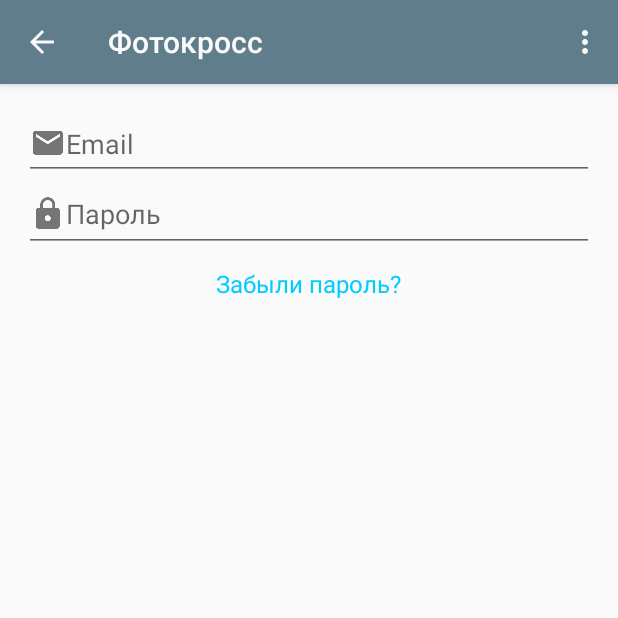
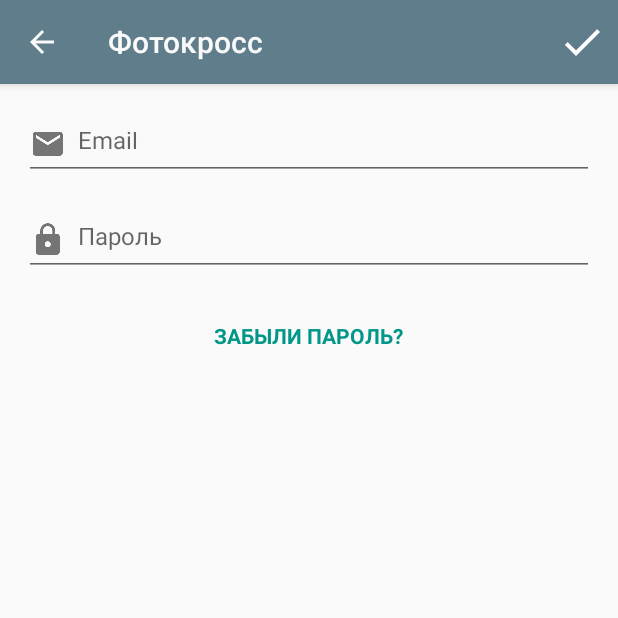
Before and after one commit to yankovskiy/PhotohuntAndroid, an Android app: the screen it shows after launch (MainActivity), after a tap on "ВОЙТИ", on a phone screen of 412 x 824 dp, the top half of it. Run offline under Robolectric (Android 15) with nearby library versions, the phone set to English and light mode, and no system bars; libraries missing offline, so code that uses them is left out: retrofit.client.

Commit message:
Изменение окна входа и регистрации

```diff
--- a/photoHuntAndroid/src/main/java/ru/neverdark/photohunt/fragments/LoginUserFragment.java
+++ b/photoHuntAndroid/src/main/java/ru/neverdark/photohunt/fragments/LoginUserFragment.java
@@ -23,6 +23,7 @@ import ru.neverdark.photohunt.dialogs.ResetPasswordDialog;
 import ru.neverdark.photohunt.dialogs.UProgressDialog;
 import ru.neverdark.photohunt.rest.RestService;
 import ru.neverdark.photohunt.rest.RestService.User;
+import ru.neverdark.photohunt.utils.ButtonOnTouchListener;
 import ru.neverdark.photohunt.utils.Common;
 import ru.neverdark.photohunt.utils.Log;
 import ru.neverdark.photohunt.utils.ToastException;
@@ -136,6 +137,7 @@ public class LoginUserFragment extends UfoFragment {
     @Override
     public void setListeners() {
         mLostPassword.setOnClickListener(new ClickListener());
+        mLostPassword.setOnTouchListener(new ButtonOnTouchListener());
     }
 
     @Override
--- a/photoHuntAndroid/src/main/res/layout/login_user_fragment.xml
+++ b/photoHuntAndroid/src/main/res/layout/login_user_fragment.xml
@@ -1,40 +1,47 @@
 <?xml version="1.0" encoding="utf-8"?>
-<LinearLayout xmlns:android="http://schemas.android.com/apk/res/android"
-    android:id="@+id/LinearLayout1"
+<RelativeLayout xmlns:android="http://schemas.android.com/apk/res/android"
     android:layout_width="match_parent"
     android:layout_height="match_parent"
-    android:orientation="vertical"
-    android:padding="@dimen/default_padding" >
+    android:padding="@dimen/default_padding">
 
     <EditText
         android:id="@+id/login_userid"
         android:layout_width="match_parent"
         android:layout_height="48dp"
-        android:ems="10"
+        android:layout_alignParentTop="true"
+        android:drawableLeft="@drawable/ic_action_edit_email"
+        android:drawablePadding="8dp"
         android:hint="@string/email"
         android:inputType="textEmailAddress"
-        android:drawableLeft="@drawable/ic_action_edit_email">
-    </EditText>
+        android:paddingBottom="16dp"
+        android:paddingTop="16dp"
+        android:textSize="16sp" />
 
     <EditText
         android:id="@+id/login_password"
         android:layout_width="match_parent"
         android:layout_height="48dp"
-        android:ems="10"
+        android:layout_below="@+id/login_userid"
+        android:layout_marginTop="16dp"
+        android:drawableLeft="@drawable/ic_action_edit_password"
+        android:drawablePadding="8dp"
         android:hint="@string/password"
         android:inputType="textPassword"
-        android:paddingTop="8dp"
-        android:drawableLeft="@drawable/ic_action_edit_password">
-    </EditText>
+        android:paddingBottom="16dp"
+        android:paddingTop="16dp"
+        android:textSize="16sp" />
 
     <TextView
         android:id="@+id/login_lost_password"
         android:layout_width="wrap_content"
-        android:layout_height="wrap_content"
-        android:layout_gravity="center_horizontal"
-        android:paddingTop="10dp"
+        android:layout_height="48dp"
+        android:layout_below="@+id/login_password"
+        android:layout_centerInParent="true"
+        android:layout_marginTop="16dp"
+        android:gravity="center_vertical"
         android:text="@string/lost_password"
-        android:textSize="16sp"
-        android:textColor="#0cf" />
+        android:textColor="@color/material_teal_A500"
+        android:textSize="14sp"
+        android:textStyle="bold" />
 
-</LinearLayout>
+</RelativeLayout>
--- a/photoHuntAndroid/src/main/res/menu/login_user.xml
+++ b/photoHuntAndroid/src/main/res/menu/login_user.xml
@@ -2,9 +2,10 @@
 <menu xmlns:android="http://schemas.android.com/apk/res/android" >
 
     <item
+        xmlns:app="http://schemas.android.com/apk/res-auto"
         android:id="@+id/login_user_done"
         android:icon="@drawable/ic_action_accept"
-        android:showAsAction="ifRoom|collapseActionView"
+        app:showAsAction="ifRoom|collapseActionView"
         android:title="@string/login">
     </item>
 
--- a/photoHuntAndroid/src/main/res/menu/register_user.xml
+++ b/photoHuntAndroid/src/main/res/menu/register_user.xml
@@ -2,9 +2,10 @@
 <menu xmlns:android="http://schemas.android.com/apk/res/android" >
 
     <item
+        xmlns:app="http://schemas.android.com/apk/res-auto"
         android:id="@+id/register_user_done"
         android:icon="@drawable/ic_action_accept"
-        android:showAsAction="ifRoom|collapseActionView"
+        app:showAsAction="ifRoom|collapseActionView"
         android:title="@string/register">
     </item>
 
--- a/photoHuntAndroid/src/main/res/values/strings.xml
+++ b/photoHuntAndroid/src/main/res/values/strings.xml
@@ -11,7 +11,7 @@
     <string name="email">Email</string>
     <string name="displayname">Отображаемое имя</string>
     <string name="password">Пароль</string>
-    <string name="lost_password">Забыли пароль?</string>
+    <string name="lost_password">ЗАБЫЛИ ПАРОЛЬ?</string>
     <string name="registering">Регистрация&#8230;</string>
     <string name="please_wait">Пожалуйста подождите&#8230;</string>
     <string name="error_user_already_exists">Пользователь с таким email уже есть</string>
```
Also changed, not shown: photoHuntAndroid/src/main/res/layout/register_user_fragment.xml (+23 -16 lines), photoHuntAndroid/src/main/res/drawable-hdpi/ic_action_accept.png, photoHuntAndroid/src/main/res/drawable-mdpi/ic_action_accept.png, photoHuntAndroid/src/main/res/drawable-xhdpi/ic_action_accept.png, photoHuntAndroid/src/main/res/drawable-xxhdpi/ic_action_accept.png.
